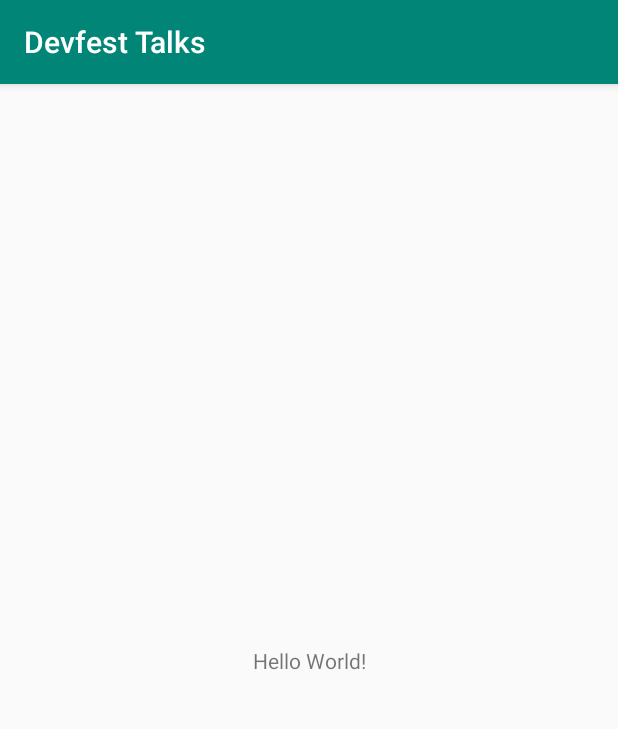
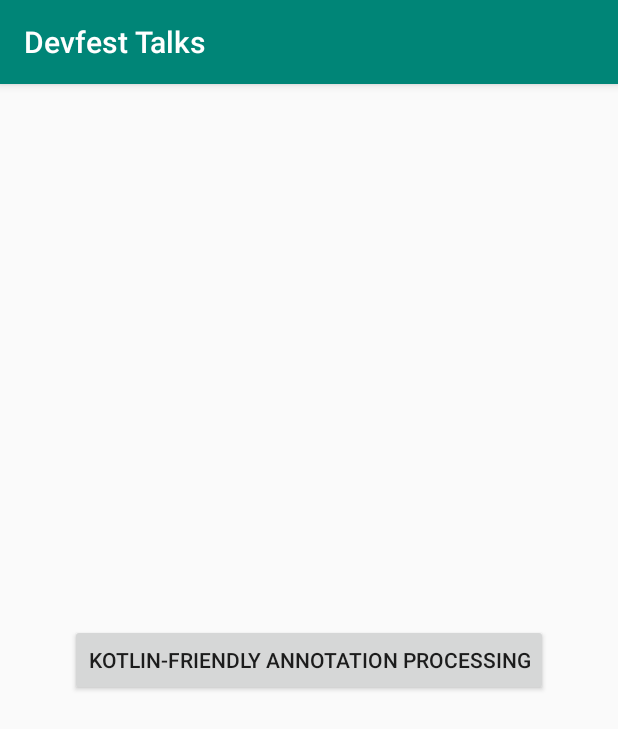
Before and after one commit to geeksploit/android-academy, an Android app: the screen it shows after launch (MainActivity), on a phone screen of 412 x 824 dp. Shown: the top 729 px of the screen. Run offline under Robolectric (Android 15) with nearby library versions, the phone set to English and light mode, and no system bars.

Commit message:
feat: Add a simple button to launch the talk detail Activity

```diff
--- a/DevfestTalks/app/src/main/java/com/example/devfesttalks/MainActivity.java
+++ b/DevfestTalks/app/src/main/java/com/example/devfesttalks/MainActivity.java
@@ -2,6 +2,8 @@ package com.example.devfesttalks;
 
 import android.os.Bundle;
 import android.support.v7.app.AppCompatActivity;
+import android.view.View;
+import android.widget.Button;
 
 public class MainActivity extends AppCompatActivity {
 
@@ -9,5 +11,13 @@ public class MainActivity extends AppCompatActivity {
     protected void onCreate(Bundle savedInstanceState) {
         super.onCreate(savedInstanceState);
         setContentView(R.layout.activity_main);
+
+        Button showTalkDetails = findViewById(R.id.show_talk_details);
+        showTalkDetails.setOnClickListener(new View.OnClickListener() {
+            @Override
+            public void onClick(View view) {
+                TalkDetail.start(MainActivity.this, 0);
+            }
+        });
     }
 }
--- a/DevfestTalks/app/src/main/res/layout/activity_main.xml
+++ b/DevfestTalks/app/src/main/res/layout/activity_main.xml
@@ -6,10 +6,11 @@
     android:layout_height="match_parent"
     tools:context=".MainActivity">
 
-    <TextView
+    <Button
+        android:id="@+id/show_talk_details"
         android:layout_width="wrap_content"
         android:layout_height="wrap_content"
-        android:text="Hello World!"
+        android:text="@string/dummy_talk_name"
         app:layout_constraintBottom_toBottomOf="parent"
         app:layout_constraintLeft_toLeftOf="parent"
         app:layout_constraintRight_toRightOf="parent"
```
